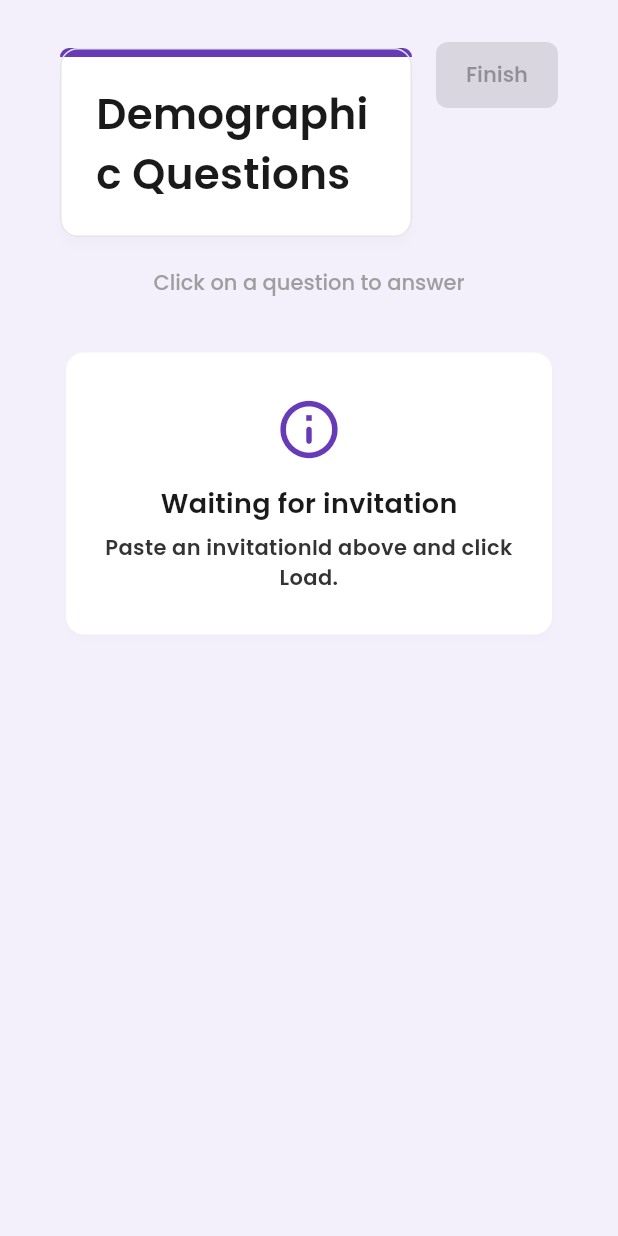
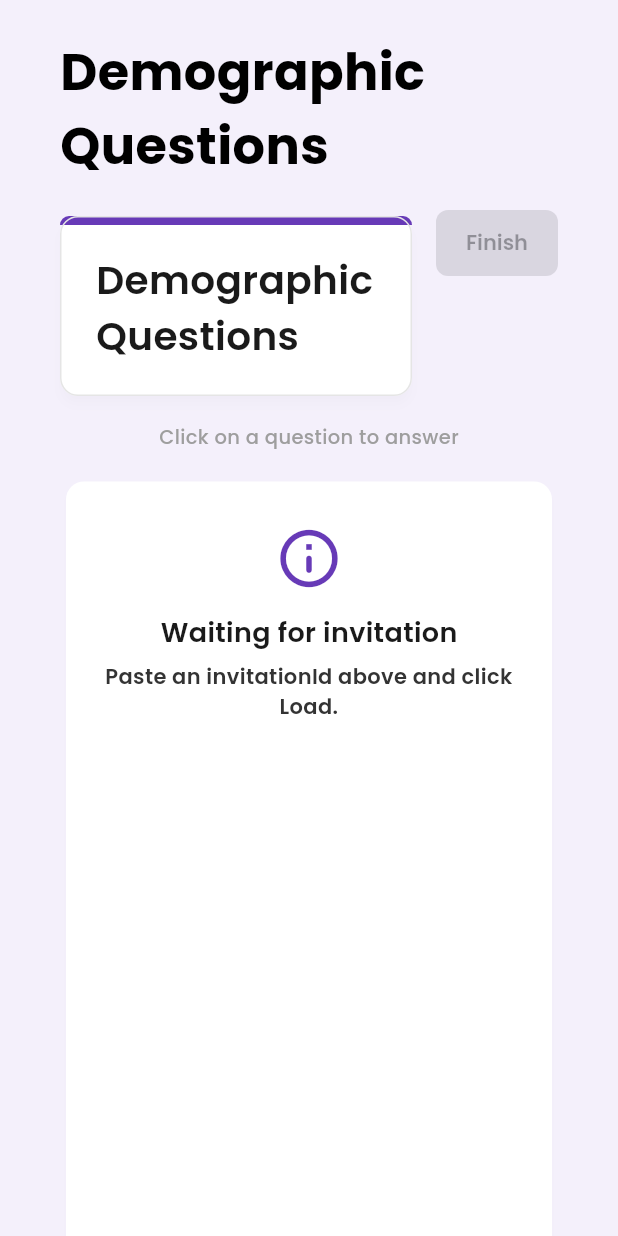
Before and after one commit to MilenkoTrifkovic/Traxx_events, a Flutter app: the DemographicResponsePage screen opened directly with empty values, on a phone screen of 412 x 824 dp. Run offline on Flutter 3.47's test engine with Material 3 defaults, Android fonts, the phone set to English and light mode, and no system bars; our stand-ins replace cloud_firestore, cloud_functions, csv, dropdown_search, easy_localization, file_picker and 16 more; missing offline and left inert: dart:html, excel, firebase_ui_auth, map_location_picker; accounts and stored records are empty.

```diff
--- a/lib/view/admin/event_details/demographicResponsePage.dart
+++ b/lib/view/admin/event_details/demographicResponsePage.dart
@@ -4,13 +4,11 @@ import 'package:google_fonts/google_fonts.dart';
 
 // ✅ Same palette used in HostQuestionsScreen
 const Color kAccent = Color(0xFF6C4BFF);
-const Color kAccentLight = Color(0xFFA18CFF);
 const Color kBorder = Color(0xFFE5E5E5);
 const Color kTextDark = Color(0xFF1A1A1A);
 const Color kTextBody = Color(0xFF333333);
 const Color kGfPurple = Color(0xFF673AB7);
 const Color _gfBackground = Color(0xFFF4F0FB);
-const Color _gfPurple = Color(0xFF673AB7);
 
 class DemographicResponsePage extends StatefulWidget {
   final String invitationId;
@@ -51,6 +49,7 @@ class _DemographicResponsePageState extends State<DemographicResponsePage> {
   final Map<String, TextEditingController> _textCtrls = {}; // short/paragraph
 
   late final TextEditingController _invitationIdCtrl;
+  final ScrollController _listCtrl = ScrollController();
 
   @override
   void initState() {
@@ -70,6 +69,7 @@ class _DemographicResponsePageState extends State<DemographicResponsePage> {
   @override
   void dispose() {
     _invitationIdCtrl.dispose();
+    _listCtrl.dispose();
     for (final c in _freeTextCtrls.values) {
       c.dispose();
     }
@@ -111,7 +111,7 @@ class _DemographicResponsePageState extends State<DemographicResponsePage> {
 
       _invitation = invDoc.data();
 
-      // Token validation (web)
+      // Token validation (web links)
       final uri = Uri.base;
       final tokenFromLink = uri.queryParameters['token'];
       final tokenInInvite = _invitation?['token'];
@@ -395,7 +395,6 @@ class _DemographicResponsePageState extends State<DemographicResponsePage> {
         'createdAt': FieldValue.serverTimestamp(),
       });
 
-      // optional (may fail based on rules)
       try {
         await _db.collection('invitations').doc(_activeInvitationId).update({
           'used': true,
@@ -417,9 +416,13 @@ class _DemographicResponsePageState extends State<DemographicResponsePage> {
           actions: [
             TextButton(
               onPressed: () => Navigator.of(dialogCtx).pop(),
-              child: Text('OK',
+              child: Text(
+                'OK',
                 style: GoogleFonts.poppins(
-                      fontWeight: FontWeight.w600, color: kGfPurple)),
+                  fontWeight: FontWeight.w600,
+                  color: kGfPurple,
+                ),
+              ),
             ),
           ],
         ),
@@ -465,26 +468,53 @@ class _DemographicResponsePageState extends State<DemographicResponsePage> {
 
   @override
   Widget build(BuildContext context) {
-    final title =
-        (_questionSet?['title'] ?? 'Demographic Questions').toString();
+    // ✅ Big top heading like other host pages
+    const pageTitle = 'Demographic Questions';
+
+    final title = (_questionSet?['title'] ?? pageTitle).toString();
     final description = (_questionSet?['description'] ?? '').toString();
 
-    final content = DefaultTextStyle(
-      style: GoogleFonts.poppins(),
+    final content = LayoutBuilder(
+      builder: (ctx, constraints) {
+        final viewportH = MediaQuery.of(ctx).size.height;
+        final boundedH = constraints.hasBoundedHeight;
+        final maxH = boundedH ? constraints.maxHeight : viewportH;
+
+        // Header area height approx (title + cards). We keep a safe scroll height.
+        final scrollH = (maxH - 280).clamp(260.0, 800.0);
+
+        return SizedBox(
+          width: double.infinity,
+          height: boundedH ? maxH : null,
           child: Stack(
             children: [
               const Positioned.fill(child: ColoredBox(color: _gfBackground)),
               Align(
                 alignment: Alignment.topCenter,
+                child: SingleChildScrollView(
+                  // ✅ only this outer scroll is for small screens;
+                  // the questions list still scrolls independently.
+                  physics: const ClampingScrollPhysics(),
                   child: Center(
                     child: ConstrainedBox(
-                constraints: const BoxConstraints(maxWidth: 960),
+                      constraints: const BoxConstraints(maxWidth: 1040),
                       child: Padding(
-                  padding:
-                      const EdgeInsets.symmetric(horizontal: 40, vertical: 28),
+                        padding: const EdgeInsets.symmetric(
+                            horizontal: 40, vertical: 24),
                         child: Column(
                           crossAxisAlignment: CrossAxisAlignment.stretch,
                           children: [
+                            // ✅ BIG BLACK HEADING (matches your other host page)
+                            Text(
+                              pageTitle,
+                              style: GoogleFonts.poppins(
+                                fontSize: 34,
+                                fontWeight: FontWeight.w700,
+                                color: Colors.black,
+                              ),
+                            ),
+                            const SizedBox(height: 18),
+
                             if (widget.showInvitationInput) ...[
                               _InvitationLoaderCard(
                                 controller: _invitationIdCtrl,
@@ -524,24 +554,28 @@ class _DemographicResponsePageState extends State<DemographicResponsePage> {
                               onAction: _submit,
                             ),
 
-                      const SizedBox(height: 16),
+                            const SizedBox(height: 14),
                             Center(
                               child: Text(
                                 'Click on a question to answer',
                                 style: GoogleFonts.poppins(
-                            fontSize: 14,
+                                  fontSize: 13,
                                   fontWeight: FontWeight.w500,
                                   color: Colors.grey,
                                 ),
                               ),
                             ),
-                      const SizedBox(height: 20),
+                            const SizedBox(height: 16),
 
-                      // ✅ IMPORTANT: NO Expanded here (fixes grey screen)
-                      _buildBodyList(),
+                            // ✅ ONLY THIS AREA SCROLLS (like HostQuestionsScreen)
+                            SizedBox(
+                              height: scrollH,
+                              child: _buildScrollableBody(),
+                            ),
 
-                      const SizedBox(height: 40),
+                            const SizedBox(height: 24),
                           ],
+                        ),
                       ),
                     ),
                   ),
@@ -554,13 +588,15 @@ class _DemographicResponsePageState extends State<DemographicResponsePage> {
                     child: const Center(
                       child: CircularProgressIndicator(
                         strokeWidth: 3,
-                    color: _gfPurple,
+                        color: kGfPurple,
                       ),
                     ),
                   ),
                 ),
             ],
           ),
+        );
+      },
     );
 
     if (widget.embedded) return content;
@@ -571,59 +607,48 @@ class _DemographicResponsePageState extends State<DemographicResponsePage> {
     );
   }
 
-  Widget _buildBodyList() {
+  Widget _buildScrollableBody() {
     if (_loading) {
-      return const Padding(
-        padding: EdgeInsets.symmetric(vertical: 80),
-        child: Center(
+      return const Center(
         child: CircularProgressIndicator(
           strokeWidth: 3,
           color: kGfPurple,
-          ),
         ),
       );
     }
 
     if (_invitation == null && _activeInvitationId.isEmpty) {
-      return Padding(
-        padding: const EdgeInsets.symmetric(vertical: 12),
-        child: _InfoCard(
+      return const _InfoCard(
         icon: Icons.info_outline_rounded,
         iconColor: kGfPurple,
         title: 'Waiting for invitation',
         message: 'Paste an invitationId above and click Load.',
-        ),
       );
     }
 
     if (_invitation == null) {
-      return Padding(
-        padding: const EdgeInsets.symmetric(vertical: 12),
-        child: _InfoCard(
+      return _InfoCard(
         icon: Icons.error_outline_rounded,
         iconColor: Colors.red.shade600,
         title: 'Invalid or expired invitation',
         message: 'Please check your link and try again.',
-        ),
       );
     }
 
     if (_questions.isEmpty) {
-      return Padding(
-        padding: const EdgeInsets.symmetric(vertical: 12),
-        child: _InfoCard(
+      return const _InfoCard(
         icon: Icons.help_outline_rounded,
         iconColor: kGfPurple,
         title: 'No questions in this set',
         message: 'There are no demographic questions to answer.',
-        ),
       );
     }
 
-    // ✅ shrinkWrap list (like HostQuestionsScreen) — no flex, no overflow error
-    return ListView.builder(
-      shrinkWrap: true,
-      physics: const NeverScrollableScrollPhysics(),
+    return Scrollbar(
+      controller: _listCtrl,
+      thumbVisibility: true,
+      child: ListView.builder(
+        controller: _listCtrl,
         padding: EdgeInsets.zero,
         itemCount: _questions.length,
         itemBuilder: (_, idx) {
@@ -639,16 +664,18 @@ class _DemographicResponsePageState extends State<DemographicResponsePage> {
               textController: _textCtrls[q.id],
               freeTextCtrls: _freeTextCtrls,
               onTap: () => _setActiveQuestion(q.id),
-            onAnswerChanged: (value) => setState(() => _answers[q.id] = value),
+              onAnswerChanged: (value) =>
+                  setState(() => _answers[q.id] = value),
             ),
           );
         },
+      ),
     );
   }
 }
 
 // -----------------------------------------------------------------------------
-// Header + Finish button (same look as HostQuestionsScreen)
+// Header + Finish button
 // -----------------------------------------------------------------------------
 
 class _HeaderWithAction extends StatelessWidget {
@@ -703,7 +730,7 @@ class _HeaderWithAction extends StatelessWidget {
                       Text(
                         safeTitle,
                         style: GoogleFonts.poppins(
-                          fontSize: 28,
+                          fontSize: 26,
                           fontWeight: FontWeight.w600,
                           color: kTextDark,
                         ),
@@ -892,7 +919,7 @@ class _GuestOption {
 }
 
 // -----------------------------------------------------------------------------
-// Info card (empty/error states)
+// Info card
 // -----------------------------------------------------------------------------
 
 class _InfoCard extends StatelessWidget {
@@ -948,7 +975,7 @@ class _InfoCard extends StatelessWidget {
 }
 
 // -----------------------------------------------------------------------------
-// Question card (same style as HostQuestionsScreen card)
+// Question card
 // -----------------------------------------------------------------------------
 
 class _GuestGoogleFormsQuestionCard extends StatelessWidget {
```
Lines whose indentation alone changed are shown as unchanged.
